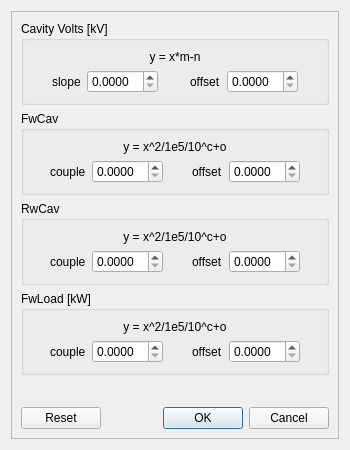
First picture: the form in src/widgets/ui/FacadeAdjustments.ui, repository srgblnch/FastDataLoggerGUI, before the edit.
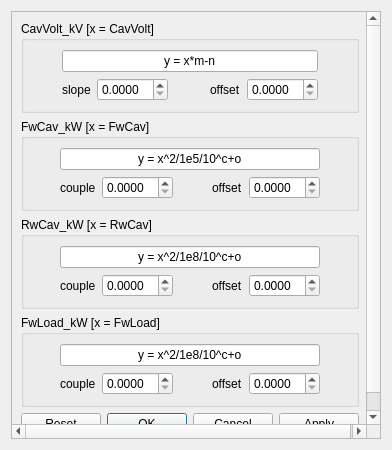
Second picture: the form after the edit. Custom widgets are drawn as their Qt base class.

Commit message: allow 0mA beam current for cavities in the RF lab (then avoid calculations that uses this variable). add the newer B plant in the WR RF lab. fixing issues with the facade name build. add the new feature to specify the formula in the facade attributes. And allow the user to modify those formulas 'on the fly'. This requires some verifications in the introduced string that it will may require further extension. Add a reset button the the facadeAdjustments to apply those adjustments without closing the auxiliar window.

What changed in the file:
```diff
--- a/src/widgets/ui/FacadeAdjustments.ui
+++ b/src/widgets/ui/FacadeAdjustments.ui
@@ -6,7 +6,7 @@
    <rect>
     <x>0</x>
     <y>0</y>
-    <width>350</width>
+    <width>392</width>
     <height>450</height>
    </rect>
   </property>
@@ -24,22 +24,61 @@
        <rect>
         <x>0</x>
         <y>0</y>
-        <width>336</width>
+        <width>378</width>
         <height>436</height>
        </rect>
       </property>
       <layout class="QGridLayout" name="gridLayout">
-       <item row="5" column="0">
+       <item row="5" column="1">
+        <spacer name="verticalSpacer">
+         <property name="orientation">
+          <enum>Qt::Vertical</enum>
+         </property>
+         <property name="sizeHint" stdset="0">
+          <size>
+           <width>20</width>
+           <height>40</height>
+          </size>
+         </property>
+        </spacer>
+       </item>
+       <item row="3" column="0">
+        <spacer name="horizontalSpacer">
+         <property name="orientation">
+          <enum>Qt::Horizontal</enum>
+         </property>
+         <property name="sizeHint" stdset="0">
+          <size>
+           <width>40</width>
+           <height>20</height>
+          </size>
+         </property>
+        </spacer>
+       </item>
+       <item row="3" column="2">
+        <spacer name="horizontalSpacer_2">
+         <property name="orientation">
+          <enum>Qt::Horizontal</enum>
+         </property>
+         <property name="sizeHint" stdset="0">
+          <size>
+           <width>40</width>
+           <height>20</height>
+          </size>
+         </property>
+        </spacer>
+       </item>
+       <item row="6" column="1">
         <widget class="QDialogButtonBox" name="buttonBox">
          <property name="standardButtons">
-          <set>QDialogButtonBox::Cancel|QDialogButtonBox::Ok|QDialogButtonBox::Reset</set>
+          <set>QDialogButtonBox::Apply|QDialogButtonBox::Cancel|QDialogButtonBox::Ok|QDialogButtonBox::Reset</set>
          </property>
         </widget>
        </item>
-       <item row="0" column="0">
+       <item row="1" column="1">
         <widget class="QGroupBox" name="cavityVolts_kV">
          <property name="title">
-          <string>Cavity Volts [kV]</string>
+          <string>CavVolt_kV [x = CavVolt]</string>
          </property>
          <layout class="QGridLayout" name="gridLayout_5">
           <item row="1" column="4">
@@ -116,7 +155,7 @@
            </spacer>
           </item>
           <item row="0" column="1" colspan="5">
-           <widget class="QLabel" name="cavityVolts_kV_Formula">
+           <widget class="QLineEdit" name="cavityVolts_kV_Formula">
             <property name="text">
              <string>y = x*m-n</string>
             </property>
@@ -128,10 +167,10 @@
          </layout>
         </widget>
        </item>
-       <item row="1" column="0">
+       <item row="2" column="1">
         <widget class="QGroupBox" name="FwCav">
          <property name="title">
-          <string>FwCav</string>
+          <string>FwCav_kW [x = FwCav]</string>
          </property>
          <layout class="QGridLayout" name="gridLayout_6">
           <item row="1" column="4">
@@ -208,7 +247,7 @@
            </spacer>
           </item>
           <item row="0" column="1" colspan="5">
-           <widget class="QLabel" name="FwCavFormula">
+           <widget class="QLineEdit" name="FwCavFormula">
             <property name="text">
              <string>y = x^2/1e5/10^c+o</string>
             </property>
@@ -220,10 +259,10 @@
          </layout>
         </widget>
        </item>
-       <item row="2" column="0">
+       <item row="3" column="1">
         <widget class="QGroupBox" name="RvCav">
          <property name="title">
-          <string>RwCav</string>
+          <string>RwCav_kW [x = RwCav]</string>
          </property>
          <layout class="QGridLayout" name="gridLayout_7">
           <item row="1" column="3">
@@ -300,9 +339,9 @@
            </widget>
           </item>
           <item row="0" column="1" colspan="5">
-           <widget class="QLabel" name="RvCavFormula">
+           <widget class="QLineEdit" name="RvCavFormula">
             <property name="text">
-             <string>y = x^2/1e5/10^c+o</string>
+             <string>y = x^2/1e8/10^c+o</string>
             </property>
             <property name="alignment">
              <set>Qt::AlignCenter</set>
@@ -312,10 +351,10 @@
          </layout>
         </widget>
        </item>
-       <item row="3" column="0">
+       <item row="4" column="1">
         <widget class="QGroupBox" name="FwLoad">
          <property name="title">
-          <string>FwLoad [kW]</string>
+          <string>FwLoad_kW [x = FwLoad]</string>
          </property>
          <layout class="QGridLayout" name="gridLayout_8">
           <item row="1" column="3">
@@ -392,9 +431,9 @@
            </widget>
           </item>
           <item row="0" column="1" colspan="5">
-           <widget class="QLabel" name="FwLoadFormula">
+           <widget class="QLineEdit" name="FwLoadFormula">
             <property name="text">
-             <string>y = x^2/1e5/10^c+o</string>
+             <string>y = x^2/1e8/10^c+o</string>
             </property>
             <property name="alignment">
              <set>Qt::AlignCenter</set>
@@ -404,8 +443,8 @@
          </layout>
         </widget>
        </item>
-       <item row="4" column="0">
-        <spacer name="verticalSpacer">
+       <item row="0" column="1">
+        <spacer name="verticalSpacer_2">
          <property name="orientation">
           <enum>Qt::Vertical</enum>
          </property>
```
Left out of the diff: 26 changed lines with no effect on the pictures. The commit also changes 5 other files.
